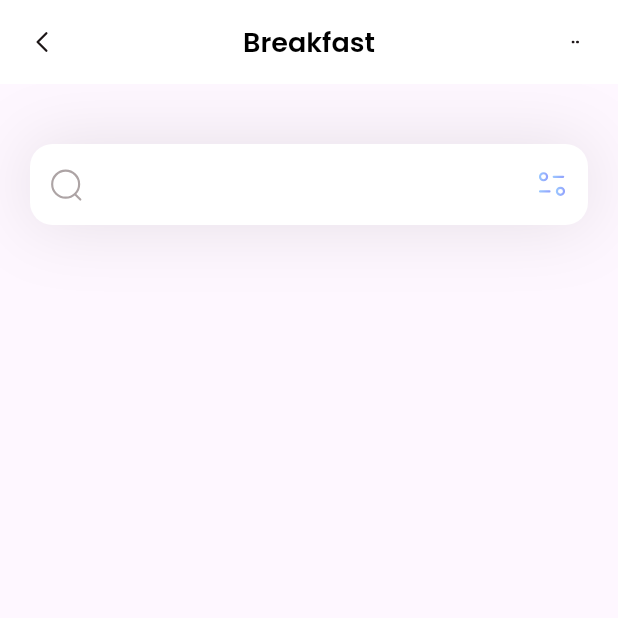
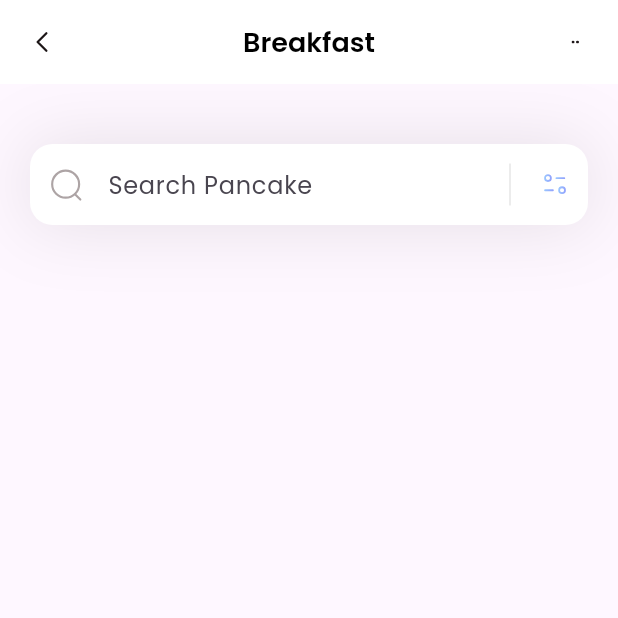
Before and after one commit to DracoNick0/FlutterFitnessApp, a Flutter app: the screen it shows after launch, on a phone screen of 412 x 824 dp, the top half of it. Run offline on Flutter 3.47's test engine with Material 3 defaults, Android fonts, the phone set to English and light mode, and no system bars; our stand-ins replace flutter_svg.

Commit message:
Search pacake and a divider is visible on the search bar.

```diff
--- a/lib/page/home.dart
+++ b/lib/page/home.dart
@@ -26,13 +26,30 @@ class HomePage extends StatelessWidget {
                 filled: true,
                 fillColor: Colors.white,
                 contentPadding: const EdgeInsets.all(15),
+                hintText: 'Search Pancake',
                 prefixIcon: Padding(
                   padding: const EdgeInsets.all(12),
                   child: SvgPicture.asset('assets/icons/Search.svg'),
                 ),
-                suffixIcon: Padding(
-                  padding: const EdgeInsets.all(12),
-                  child: SvgPicture.asset('assets/icons/Filter.svg'),
+                suffixIcon: Container(
+                  width: 100,
+                  child: IntrinsicHeight(
+                    child: Row(
+                      mainAxisAlignment: MainAxisAlignment.end,
+                      children: [
+                        const VerticalDivider(
+                          color: Colors.black,
+                          indent: 10,
+                          endIndent: 10,
+                          thickness: 0.1,
+                        ),
+                        Padding(
+                          padding: const EdgeInsets.all(12),
+                          child: SvgPicture.asset('assets/icons/Filter.svg'),
+                        ),
+                      ],
+                    ),
+                  ),
                 ),
                 border: OutlineInputBorder(
                   borderRadius: BorderRadius.circular(15),
```
